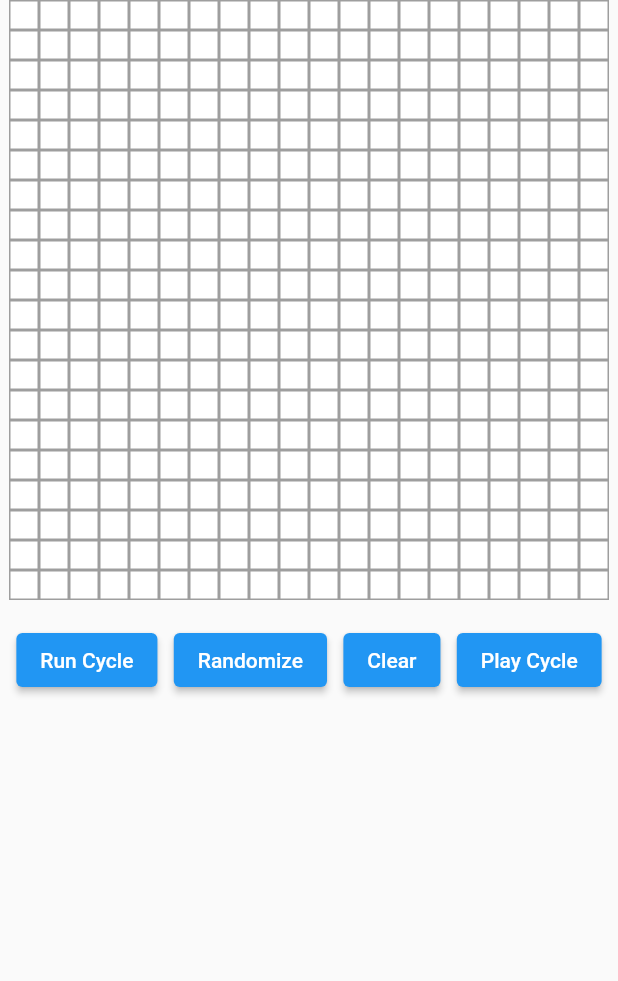
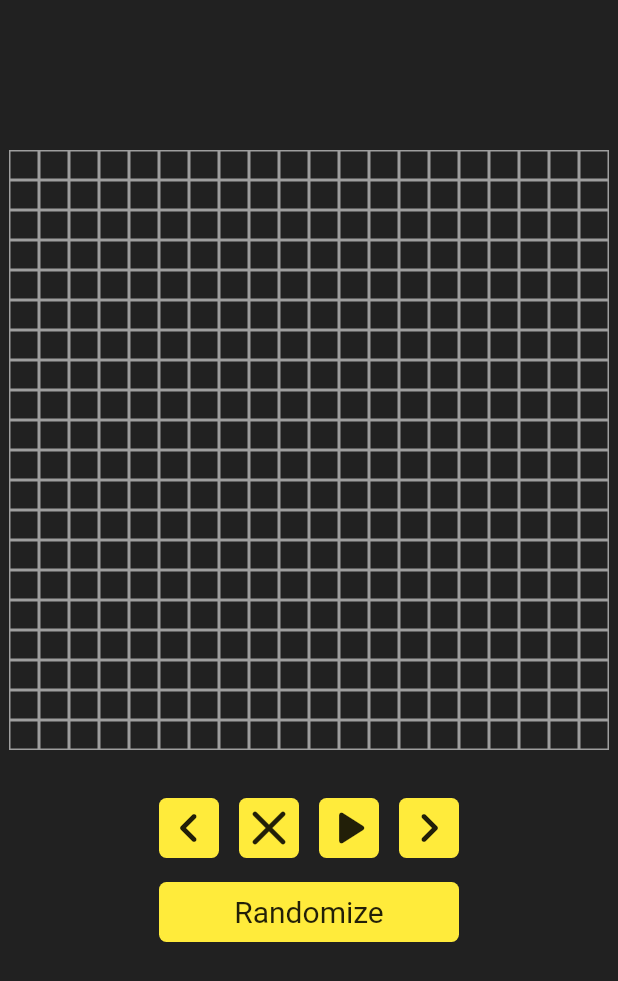
Before and after one commit to chulipinho/game-of-life-flutter, a Flutter app: the screen it shows after launch, on a phone screen of 412 x 824 dp. Shown: the top 981 px of the screen. Run offline on Flutter 3.47's test engine with Material 2 defaults, Android fonts, the phone set to English and light mode, and no system bars.

Commit message:
changed layout. Buttons don't work anymore

```diff
--- a/lib/board/board_controller.dart
+++ b/lib/board/board_controller.dart
@@ -5,7 +5,7 @@ import 'package:game_of_life/cell/cell.dart';
 class BoardController {
   final int rows;
   final int columns;
-  late Timer timer;
+  late Timer _timer;
 
   BoardController(this.rows, this.columns);
 
@@ -98,13 +98,18 @@ class BoardController {
   }
 
   void runCycles() {
-    timer = Timer.periodic(Duration(milliseconds: 50), (timer) {
+    _timer = Timer.periodic(Duration(milliseconds: 100), (timer) {
       runCycle();
     });
   }
 
+  void stopCycles() {
+    _timer.cancel();
+  }
+
   void clearBoard() {
     _makeAllCells("die");
+    stopCycles();
   }
 
   void _makeAllCells(command) {
--- a/lib/board/board_widget.dart
+++ b/lib/board/board_widget.dart
@@ -1,6 +1,9 @@
 import 'package:flutter/material.dart';
 import 'package:game_of_life/board/board_controller.dart';
+import 'package:game_of_life/board/widgets/button_pad/button_pad_widgets.dart';
 import 'package:game_of_life/cell/cell_widget.dart';
+import 'package:game_of_life/shared/default_button_widget.dart';
+import 'package:game_of_life/shared/dynamic_button_widget.dart';
 
 class BoardWidget extends StatelessWidget {
   final int rows;
@@ -14,7 +17,9 @@ class BoardWidget extends StatelessWidget {
     final controller = BoardController(rows, columns);
     controller.init();
 
-    return Column(
+    return Padding(
+      padding: const EdgeInsets.only(top: 100),
+      child: Column(
         children: [
           Column(
             mainAxisAlignment: MainAxisAlignment.center,
@@ -30,30 +35,11 @@ class BoardWidget extends StatelessWidget {
             ),
           ),
           SizedBox(
-          height: 16,
+            height: 32,
           ),
-        Row(
-          mainAxisAlignment: MainAxisAlignment.spaceEvenly,
-          children: [
-            ElevatedButton(
-              onPressed: controller.runCycle,
-              child: Text("Run Cycle"),
+          ButtonPadWidget(controller: controller)
+        ],
       ),
-            ElevatedButton(
-              onPressed: controller.randomize,
-              child: Text("Randomize"),
-            ),
-            ElevatedButton(
-              onPressed: controller.clearBoard,
-              child: Text("Clear"),
-            ),
-            ElevatedButton(
-              onPressed: () {},
-              child: Text("Play Cycle"),
-            ),
-          ],
-        )
-      ],
     );
   }
 }
--- /dev/null
+++ b/lib/board/widgets/button_pad/button_pad_widgets.dart
@@ -0,0 +1,65 @@
+import 'package:flutter/material.dart';
+import 'package:game_of_life/board/board_controller.dart';
+import 'package:game_of_life/shared/default_button_widget.dart';
+import 'package:game_of_life/shared/dynamic_button_widget.dart';
+
+class ButtonPadWidget extends StatelessWidget {
+  final BoardController controller;
+  const ButtonPadWidget({Key? key, required this.controller}) : super(key: key);
+
+  @override
+  Widget build(BuildContext context) {
+    final double iconSize = 40;
+
+    return Column(children: [
+      SizedBox(
+        width: 200,
+        child: Row(
+          mainAxisAlignment: MainAxisAlignment.spaceBetween,
+          children: [
+            DefaultButtonWidget(
+              onTap: () {},
+              child: Icon(
+                Icons.keyboard_arrow_left_rounded,
+                size: iconSize,
+              ),
+            ),
+            DefaultButtonWidget(
+              onTap: () {},
+              child: Icon(
+                Icons.close_rounded,
+                size: iconSize,
+              ),
+            ),
+            DefaultButtonWidget(
+              onTap: () {},
+              child: Icon(
+                Icons.play_arrow_rounded,
+                size: iconSize,
+              ),
+            ),
+            DefaultButtonWidget(
+              onTap: () {},
+              child: Icon(
+                Icons.keyboard_arrow_right_rounded,
+                size: iconSize,
+              ),
+            ),
+          ],
+        ),
+      ),
+      SizedBox(
+        height: 16,
+      ),
+      DefaultButtonWidget(
+        onTap: controller.randomize,
+        child: Text(
+          "Randomize",
+          style: TextStyle(fontSize: iconSize / 2),
+        ),
+        width: 200,
+        height: 40,
+      )
+    ]);
+  }
+}
--- a/lib/cell/cell_widget.dart
+++ b/lib/cell/cell_widget.dart
@@ -33,10 +33,10 @@ class _CellWidgetState extends State<CellWidget> {
               height: 20,
               width: 20,
               decoration: BoxDecoration(
-                border: Border.all(color: AppColors.border),
+                border: Border.all(color: Colors.grey),
                 color: widget.cell.isAlive
-                    ? AppColors.aliveCell
-                    : AppColors.deadCell,
+                    ? Theme.of(context).colorScheme.primary
+                    : Theme.of(context).scaffoldBackgroundColor,
               ),
             ),
           );
--- /dev/null
+++ b/lib/core/app_themes.dart
@@ -0,0 +1,6 @@
+import 'package:flutter/material.dart';
+
+class AppThemes {
+  static ThemeData lightTheme = ThemeData(
+      primarySwatch: Colors.yellow, scaffoldBackgroundColor: Colors.grey[900]);
+}
--- a/lib/core/myapp.dart
+++ b/lib/core/myapp.dart
@@ -1,4 +1,5 @@
 import 'package:flutter/material.dart';
+import 'package:game_of_life/core/app_themes.dart';
 import 'package:game_of_life/main_screen/main_screen.dart';
 
 class MyApp extends StatelessWidget {
@@ -7,10 +8,8 @@ class MyApp extends StatelessWidget {
   @override
   Widget build(BuildContext context) {
     return MaterialApp(
-      title: 'Flutter Demo',
-      theme: ThemeData(
-        primarySwatch: Colors.blue,
-      ),
+      title: 'Game of Life',
+      theme: AppThemes.lightTheme,
       home: const MainScreen(),
     );
   }
--- /dev/null
+++ b/lib/shared/default_button_widget.dart
@@ -0,0 +1,34 @@
+import 'package:flutter/material.dart';
+
+class DefaultButtonWidget extends StatelessWidget {
+  final VoidCallback onTap;
+  final Widget child;
+  final double? height;
+  final double? width;
+  final Color? backgroundColor;
+  const DefaultButtonWidget(
+      {Key? key,
+      required this.onTap,
+      required this.child,
+      this.backgroundColor,
+      this.height,
+      this.width})
+      : super(key: key);
+
+  @override
+  Widget build(BuildContext context) {
+    Color _backgroundColor =
+        backgroundColor ?? Theme.of(context).colorScheme.primary;
+
+    return GestureDetector(
+      onTap: onTap,
+      child: Container(
+        height: height,
+        width: width,
+        decoration: BoxDecoration(
+            color: _backgroundColor, borderRadius: BorderRadius.circular(5)),
+        child: Center(child: child),
+      ),
+    );
+  }
+}
```
Also changed, not shown: lib/shared/dynamic_button_widget.dart (added, +51 -0 lines). Lines whose indentation alone changed are shown as unchanged.
